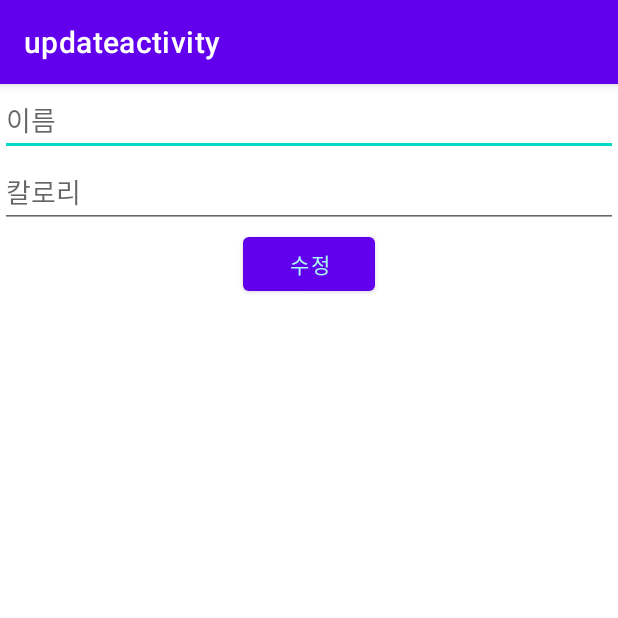
After one commit to andysooho/CalorieProject, an Android app: the UpdateActivity screen opened directly, with no data from a screen before it, on a phone screen of 412 x 824 dp, the top half of it. The commit adds this screen. Run offline under Robolectric (Android 15) with nearby library versions, the phone set to English and light mode, and no system bars.

```diff
--- a/MyProject/app/build.gradle
+++ b/MyProject/app/build.gradle
@@ -49,4 +49,6 @@ dependencies {
     testImplementation 'junit:junit:4.13.2'
     androidTestImplementation 'androidx.test.ext:junit:1.1.3'
     androidTestImplementation 'androidx.test.espresso:espresso-core:3.4.0'
+
+    implementation 'com.github.xabaras:RecyclerViewSwipeDecorator:1.4'
 }
--- a/MyProject/app/src/main/AndroidManifest.xml
+++ b/MyProject/app/src/main/AndroidManifest.xml
@@ -27,7 +27,8 @@
                 </meta-data>
         </activity>
         <activity android:name=".InputFood" android:label="inputfood" />
-        <activity android:name=".MealList" android:label="meal_list" />
+        <activity android:name=".MealList" android:label="meal_list" android:launchMode="singleTask"/>
+        <activity android:name=".UpdateActivity" android:label="updateactivity" />
     </application>
 
 </manifest>
--- /dev/null
+++ b/MyProject/app/src/main/java/com/example/myproject/UpdateActivity.java
@@ -0,0 +1,66 @@
+package com.example.myproject;
+
+import android.content.Context;
+import android.content.Intent;
+import android.os.Bundle;
+import android.widget.Button;
+import android.widget.EditText;
+
+import androidx.annotation.NonNull;
+import androidx.appcompat.app.AppCompatActivity;
+
+public class UpdateActivity extends AppCompatActivity {
+    EditText upNameEdit, upCalorieEdit;
+
+    int uId;
+
+    @Override
+    protected void onCreate(Bundle savedInstanceState) {
+        super.onCreate(savedInstanceState);
+        setContentView(R.layout.activity_update);
+
+        upNameEdit = findViewById(R.id.up_name_edit);
+        upCalorieEdit = findViewById(R.id.up_calorie_edit);
+        Button upBtn = findViewById(R.id.update_btn);
+
+        //아이템 어뎁터에서 넘어온 데이터 변수에 담기
+        String upName = getIntent().getStringExtra("upName");
+        String upCalorie = getIntent().getStringExtra("upCalorie");
+        uId = getIntent().getIntExtra("uId", 0);
+
+        //변수 값으로 에디트 텍스트에 값 넣기
+        upNameEdit.setText(upName);
+        upCalorieEdit.setText(upCalorie);
+
+        //수정 버튼
+        upBtn.setOnClickListener(v -> {
+            //수정할 데이터 변수에 담기
+            String upName2 = upNameEdit.getText().toString();
+            String upCalorie2 = upCalorieEdit.getText().toString();
+
+            //사용자클래스 생성
+            User user = new User();
+            user.uid = uId;
+            user.foodname = upName2;
+            user.calorie = upCalorie2;
+
+            //데이터베이스에 수정할 데이터 넣기
+            AppDatabase db = AppDatabase.getDBInstance(UpdateActivity.this);
+            db.userDao().updateUser(user);
+
+            //메인 액티비티로 이동
+            Intent intent = new Intent(this, MealList.class);
+            startActivity(intent);
+
+            finish();
+        });
+
+    }
+
+
+
+
+
+
+
+}
--- /dev/null
+++ b/MyProject/app/src/main/res/drawable/ic_delete.xml
@@ -0,0 +1,5 @@
+<vector android:height="24dp" android:tint="#FFFFFF"
+    android:viewportHeight="24" android:viewportWidth="24"
+    android:width="24dp" xmlns:android="http://schemas.android.com/apk/res/android">
+    <path android:fillColor="@android:color/white" android:pathData="M6,19c0,1.1 0.9,2 2,2h8c1.1,0 2,-0.9 2,-2V7H6v12zM19,4h-3.5l-1,-1h-5l-1,1H5v2h14V4z"/>
+</vector>
--- /dev/null
+++ b/MyProject/app/src/main/res/layout/activity_update.xml
@@ -0,0 +1,31 @@
+<?xml version="1.0" encoding="utf-8"?>
+<RelativeLayout xmlns:android="http://schemas.android.com/apk/res/android"
+    xmlns:app="http://schemas.android.com/apk/res-auto"
+    xmlns:tools="http://schemas.android.com/tools"
+    android:layout_width="match_parent"
+    android:layout_height="match_parent"
+    tools:context=".UpdateActivity">
+
+    <EditText
+        android:id="@+id/up_name_edit"
+        android:layout_width="match_parent"
+        android:layout_height="wrap_content"
+        android:hint="이름"
+        android:inputType="text" />
+
+    <EditText
+        android:id="@+id/up_calorie_edit"
+        android:layout_width="match_parent"
+        android:layout_height="wrap_content"
+        android:layout_below="@id/up_name_edit"
+        android:hint="칼로리"
+        android:inputType="number" />
+
+    <Button
+        android:id="@+id/update_btn"
+        android:layout_width="wrap_content"
+        android:layout_height="wrap_content"
+        android:layout_below="@id/up_calorie_edit"
+        android:layout_centerHorizontal="true"
+        android:text="수정" />
+</RelativeLayout>
--- a/MyProject/settings.gradle
+++ b/MyProject/settings.gradle
@@ -10,6 +10,7 @@ dependencyResolutionManagement {
     repositories {
         google()
         mavenCentral()
+        maven { url 'https://jitpack.io' }
     }
 }
 rootProject.name = "MyProject"
```
Also changed, not shown: MyProject/app/src/main/java/com/example/myproject/ItemAdapter.java (deleted, +0 -31 lines), MyProject/app/src/main/java/com/example/myproject/MealList.java (+74 -4 lines), MyProject/app/src/main/java/com/example/myproject/UserAdapter.java (+42 -7 lines).
